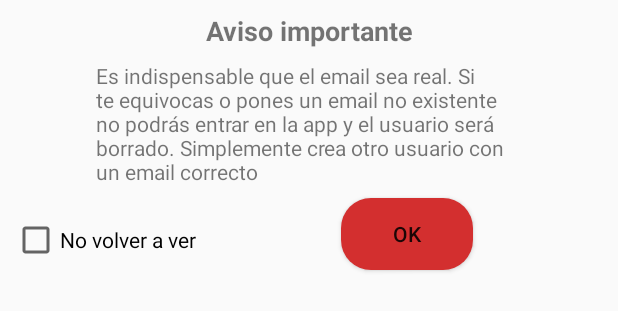
After one commit to jordiguzman/ChatEntresol, an Android app: the layout custom_dialog_notice.xml on its own in the app's theme, with its tools: preview values and no code run, on a phone screen of 412 x 824 dp. The commit adds this screen. Shown: the top 311 px of the screen. Run offline under Robolectric (Android 15) with nearby library versions, the phone set to English and light mode, and no system bars; Roboto replaces fonts that are not available here.

Commit message:
Email confirmation. Shared. Badge.

```diff
--- a/app/build.gradle
+++ b/app/build.gradle
@@ -40,7 +40,7 @@ dependencies {
     implementation 'com.android.support:support-v4:27.1.1'
     implementation 'com.android.support:cardview-v7:27.1.1'
     implementation 'com.android.support:customtabs:27.1.1'
-    implementation 'com.android.support.constraint:constraint-layout:1.1.2'
+    implementation 'com.android.support.constraint:constraint-layout:1.1.3'
     testImplementation 'junit:junit:4.12'
     androidTestImplementation 'com.android.support.test:runner:1.0.2'
     androidTestImplementation 'com.android.support.test.espresso:espresso-core:3.0.2'
@@ -53,7 +53,7 @@ dependencies {
     implementation 'com.google.firebase:firebase-core:16.0.3'
     implementation 'com.google.firebase:firebase-firestore:17.1.0'
     implementation 'com.google.firebase:firebase-auth:16.0.3'
-    implementation 'com.firebaseui:firebase-ui-auth:3.3.1'
+    implementation 'com.firebaseui:firebase-ui-auth:4.1.0'
     implementation 'com.google.firebase:firebase-storage:16.0.1'
     implementation 'com.firebaseui:firebase-ui-storage:3.3.1'
     implementation 'com.google.android.gms:play-services-auth:16.0.0'
@@ -74,6 +74,8 @@ dependencies {
     implementation 'com.github.bumptech.glide:glide:4.8.0'
     kapt 'com.github.bumptech.glide:compiler:4.8.0'
 
+
+
     kotlin {
         experimental {
             coroutines "enable"
--- a/app/src/main/AndroidManifest.xml
+++ b/app/src/main/AndroidManifest.xml
@@ -19,7 +19,7 @@
             android:label="@string/app_name" />
         <activity
             android:name=".activities.SignInActivity"
-            android:label="Start firing messages" />
+            android:theme="@style/AppTheme.NoActionBar"/>
         <activity
             android:name=".activities.ChatActivity"
             android:parentActivityName=".activities.MainActivity"/>
--- a/app/src/main/java/appkite/jordiguzman/com/xatentresol/activities/ChangePasswordActivity.kt
+++ b/app/src/main/java/appkite/jordiguzman/com/xatentresol/activities/ChangePasswordActivity.kt
@@ -6,6 +6,7 @@ import android.text.TextUtils
 import appkite.jordiguzman.com.xatentresol.R
 import com.google.firebase.auth.FirebaseAuth
 import kotlinx.android.synthetic.main.activity_change_password.*
+import org.jetbrains.anko.startActivity
 import org.jetbrains.anko.toast
 
 class ChangePasswordActivity : AppCompatActivity() {
@@ -26,7 +27,7 @@ class ChangePasswordActivity : AppCompatActivity() {
                         .addOnCompleteListener { task ->
                             if (task.isSuccessful) {
                                 toast("Check email to reset your password")
-                                //TODO reiniciar hacia signup
+                                startActivity<SignInActivity>()
                             } else {
                                 toast("Fail to send reset password email!")
                             }
--- a/app/src/main/java/appkite/jordiguzman/com/xatentresol/activities/ChatActivity.kt
+++ b/app/src/main/java/appkite/jordiguzman/com/xatentresol/activities/ChatActivity.kt
@@ -12,8 +12,8 @@ import appkite.jordiguzman.com.xatentresol.model.ImageMessage
 import appkite.jordiguzman.com.xatentresol.model.TextMessage
 import appkite.jordiguzman.com.xatentresol.model.User
 import appkite.jordiguzman.com.xatentresol.util.AppConstants
+import appkite.jordiguzman.com.xatentresol.util.StorageUtil
 import appkite.jordiguzman.com.xatentresol.util.XatUtil
-import appkite.jordiguzman.com.xatentresol.util.StorageUtil
 import com.google.firebase.auth.FirebaseAuth
 import com.google.firebase.firestore.ListenerRegistration
 import com.xwray.groupie.GroupAdapter
@@ -45,6 +45,7 @@ class ChatActivity : AppCompatActivity() {
 
         supportActionBar?.setDisplayShowHomeEnabled(true)
         supportActionBar?.title = intent.getStringExtra(AppConstants.USER_NAME)
+
 
 
         XatUtil.getCurrentUser {
--- /dev/null
+++ b/app/src/main/res/drawable/new_notification.xml
@@ -0,0 +1,6 @@
+<?xml version="1.0" encoding="utf-8"?>
+<shape xmlns:android="http://schemas.android.com/apk/res/android"
+    android:shape="oval">
+    <corners android:radius="100dp"/>
+    <solid android:color="@color/colorAccent"/>
+</shape>
--- a/app/src/main/res/layout/activity_main.xml
+++ b/app/src/main/res/layout/activity_main.xml
@@ -19,6 +19,8 @@
         app:layout_constraintStart_toStartOf="parent"
         app:layout_constraintTop_toTopOf="parent" />
 
+
+
     <android.support.design.widget.BottomNavigationView
         android:id="@+id/navigation"
         android:layout_width="0dp"
--- a/app/src/main/res/layout/activity_sign_in.xml
+++ b/app/src/main/res/layout/activity_sign_in.xml
@@ -13,11 +13,11 @@
         android:layout_height="wrap_content"
         android:layout_marginEnd="8dp"
         android:layout_marginStart="8dp"
-        android:layout_marginTop="32dp"
+        android:layout_marginTop="64dp"
         android:fontFamily="@font/bowlby_one"
         android:text="@string/app_name"
         android:textColor="@color/colorPrimaryDark"
-        android:textSize="30sp"
+        android:textSize="36sp"
         app:layout_constraintEnd_toEndOf="parent"
         app:layout_constraintStart_toStartOf="parent"
         app:layout_constraintTop_toTopOf="parent" />
--- /dev/null
+++ b/app/src/main/res/layout/badge_layout.xml
@@ -0,0 +1,4 @@
+<FrameLayout xmlns:android="http://schemas.android.com/apk/res/android"
+    android:layout_width="@dimen/badge_size"
+    android:layout_height="@dimen/badge_size"
+    android:background="@drawable/new_notification" />
--- /dev/null
+++ b/app/src/main/res/layout/custom_dialog_notice.xml
@@ -0,0 +1,61 @@
+<?xml version="1.0" encoding="utf-8"?>
+<android.support.constraint.ConstraintLayout
+    xmlns:android="http://schemas.android.com/apk/res/android"
+    xmlns:app="http://schemas.android.com/apk/res-auto"
+    android:layout_width="match_parent"
+    android:layout_height="wrap_content">
+
+    <TextView
+        android:id="@+id/textView4"
+        android:layout_width="wrap_content"
+        android:layout_height="wrap_content"
+        android:layout_marginEnd="8dp"
+        android:layout_marginStart="8dp"
+        android:layout_marginTop="8dp"
+        android:text="@string/aviso"
+        android:textSize="18sp"
+        android:textStyle="bold"
+        app:layout_constraintEnd_toEndOf="parent"
+        app:layout_constraintStart_toStartOf="parent"
+        app:layout_constraintTop_toTopOf="parent" />
+
+    <TextView
+        android:id="@+id/textView5"
+        android:layout_width="285dp"
+        android:layout_height="wrap_content"
+        android:layout_marginEnd="8dp"
+        android:layout_marginStart="8dp"
+        android:layout_marginTop="8dp"
+        android:text="@string/aviso_mensaje"
+        app:layout_constraintEnd_toEndOf="parent"
+        app:layout_constraintHorizontal_bias="0.508"
+        app:layout_constraintStart_toStartOf="parent"
+        app:layout_constraintTop_toBottomOf="@+id/textView4" />
+
+    <CheckBox
+        android:id="@+id/checkBox_notice"
+        android:layout_width="wrap_content"
+        android:layout_height="wrap_content"
+        android:layout_marginBottom="8dp"
+        android:layout_marginStart="8dp"
+        android:layout_marginTop="16dp"
+        android:text="@string/no_volver_a_ver"
+        app:layout_constraintBottom_toBottomOf="parent"
+        app:layout_constraintStart_toStartOf="parent"
+        app:layout_constraintTop_toBottomOf="@+id/textView5" />
+
+    <Button
+        android:id="@+id/btn_ok"
+        android:layout_width="wrap_content"
+        android:layout_height="wrap_content"
+        android:layout_marginBottom="8dp"
+        android:layout_marginEnd="8dp"
+        android:layout_marginStart="8dp"
+        android:layout_marginTop="8dp"
+        android:background="@drawable/rounded_button"
+        android:text="@string/ok"
+        app:layout_constraintBottom_toBottomOf="parent"
+        app:layout_constraintEnd_toEndOf="parent"
+        app:layout_constraintStart_toEndOf="@+id/checkBox_notice"
+        app:layout_constraintTop_toBottomOf="@+id/textView5" />
+</android.support.constraint.ConstraintLayout>
--- /dev/null
+++ b/app/src/main/res/values/dimens.xml
@@ -0,0 +1,5 @@
+<?xml version="1.0" encoding="utf-8"?>
+<resources>
+    <dimen name="badge_size">12dp</dimen>
+    <dimen name="bagde_left_margin">8dp</dimen>
+</resources>
--- a/app/src/main/res/values/strings.xml
+++ b/app/src/main/res/values/strings.xml
@@ -1,6 +1,5 @@
 <resources>
     <string name="app_name">XatEntresol</string>
-    <string name="home">Home</string>
     <string name="people">People</string>
     <string name="my_account">My Account</string>
 
@@ -28,4 +27,8 @@
     <string name="your_email_here">Your email here</string>
     <string name="to_reset_password">To reset password, enter your email, press the button and check mail to follow instruction.</string>
     <string name="forgot_your_password">Forgot your password?</string>
+    <string name="aviso">Aviso importante</string>
+    <string name="aviso_mensaje">Es indispensable que el email sea real. Si te equivocas o pones un email no existente no podrás entrar en la app y el usuario será borrado. Simplemente crea otro usuario con un email correcto</string>
+    <string name="no_volver_a_ver">No volver a ver</string>
+    <string name="ok">OK</string>
 </resources>
--- a/app/src/main/res/values/styles.xml
+++ b/app/src/main/res/values/styles.xml
@@ -17,4 +17,13 @@
         <item name="android:textColorSecondary">@color/colorPrimary</item>
         <item name="windowActionBar">false</item>
     </style>
+    <style name="AppTheme.NoActionBar" parent="Theme.AppCompat.Light.NoActionBar">
+        <item name="colorPrimary">@color/colorPrimary</item>
+        <item name="colorPrimaryDark">@color/colorPrimaryDark</item>
+        <item name="windowActionBar">true</item>
+        <item name="windowNoTitle">true</item>
+        <item name="windowActionBarOverlay">true</item>
+        <item name="android:windowFullscreen">true</item>
+    </style>
+
 </resources>
```
Also changed, not shown: app/src/main/java/appkite/jordiguzman/com/xatentresol/activities/MainActivity.kt (+35 -3 lines), app/src/main/java/appkite/jordiguzman/com/xatentresol/activities/SignInActivity.kt (+39 -3 lines), app/src/main/java/appkite/jordiguzman/com/xatentresol/fragment/MyAcountFragment.kt (+9 -2 lines), app/src/main/java/appkite/jordiguzman/com/xatentresol/fragment/PeopleFragment.kt (+4 -3 lines), app/src/main/java/appkite/jordiguzman/com/xatentresol/util/StorageUtil.kt (+0 -12 lines), app/src/main/java/appkite/jordiguzman/com/xatentresol/util/XatUtil.kt (+30 -0 lines).
